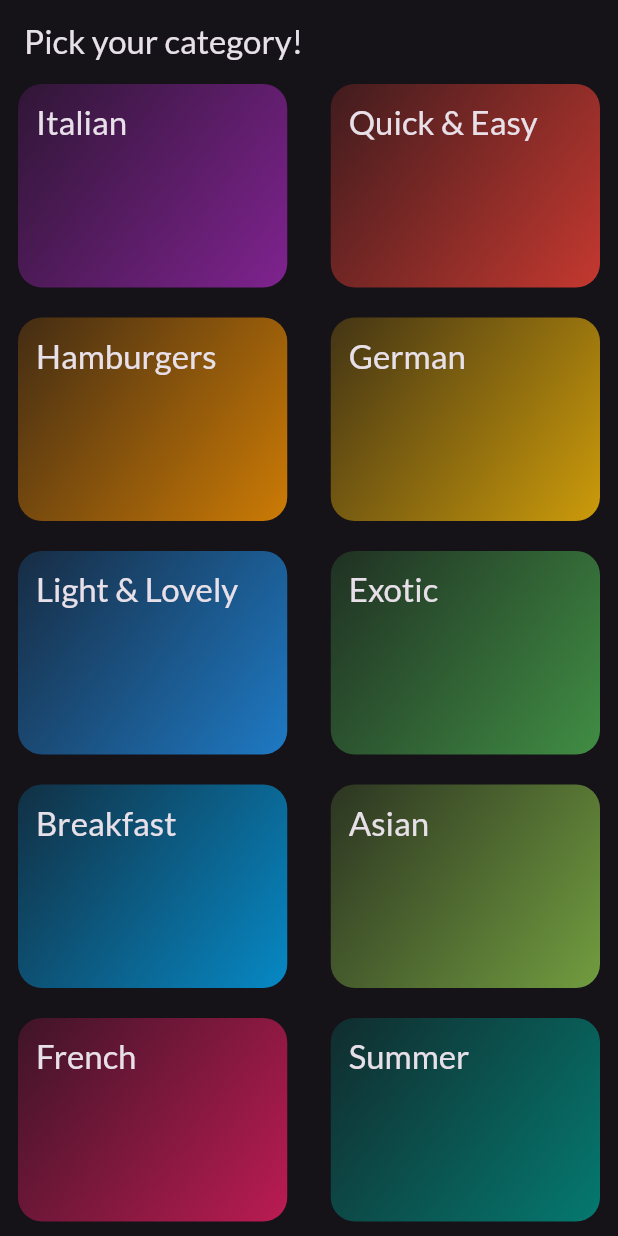
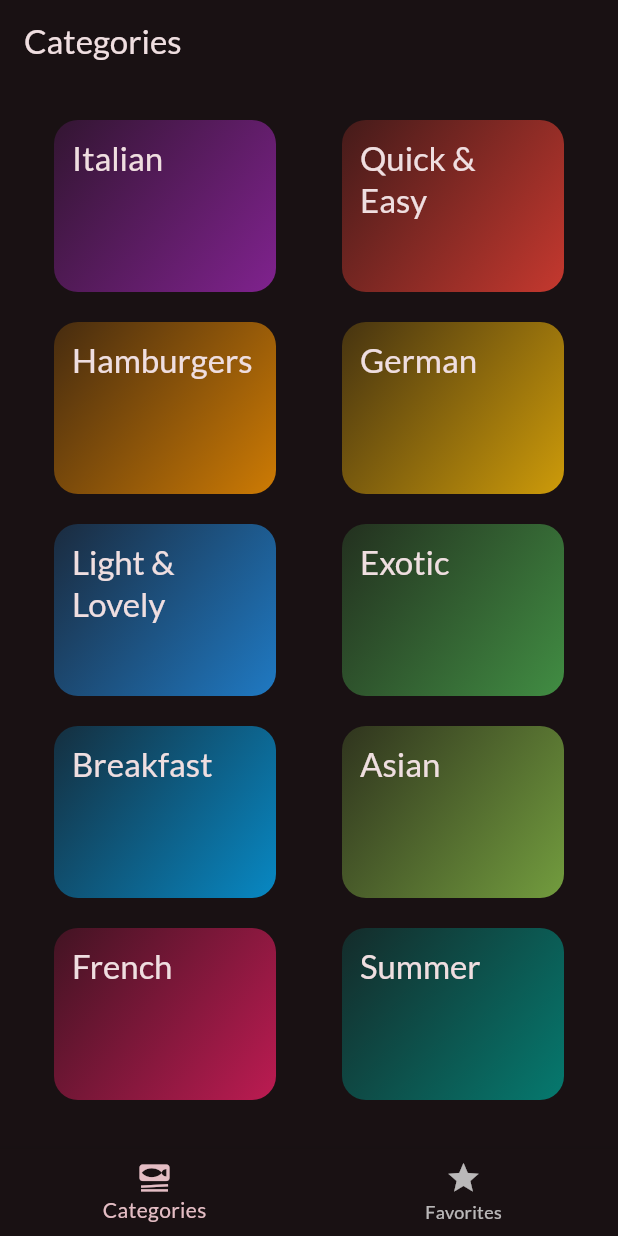
Before and after one commit to Animesh-86/Meal-App, a Flutter app: the screen it shows after launch, on a phone screen of 412 x 824 dp. Run offline on Flutter 3.47's test engine with Material 3 defaults, Android fonts, the phone set to English and light mode, and no system bars; our stand-ins replace google_fonts, transparent_image.

Commit message:
favorites

```diff
--- a/meal_app/lib/main.dart
+++ b/meal_app/lib/main.dart
@@ -1,11 +1,11 @@
 import 'package:flutter/material.dart';
 import 'package:google_fonts/google_fonts.dart';
-import 'package:meal_app/screen/categories.dart';
+import 'package:meal_app/screen/tabs.dart';
 
 final theme = ThemeData(
   colorScheme: ColorScheme.fromSeed(
     brightness: Brightness.dark,
-    seedColor: Color.fromARGB(255, 72, 6, 127),
+    seedColor: Color.fromARGB(255, 127, 6, 58),
   ),
   textTheme: GoogleFonts.latoTextTheme(),
 );
@@ -21,6 +21,6 @@ class App extends StatelessWidget {
   Widget build(BuildContext context) {
     return MaterialApp(
       theme: theme,
-      home: const CategoriesScreen());
+      home: const TabsScreen());
   }
 }
--- a/meal_app/lib/screen/categories.dart
+++ b/meal_app/lib/screen/categories.dart
@@ -1,49 +1,53 @@
 import 'package:flutter/material.dart';
+
 import 'package:meal_app/data/dummy_data.dart';
+import 'package:meal_app/models/meal.dart';
+import 'package:meal_app/widgets/category_grid_item.dart';
 import 'package:meal_app/screen/meals.dart';
-import 'package:meal_app/widgets/category_grid_item.dart';
 import 'package:meal_app/models/category.dart';
 
 class CategoriesScreen extends StatelessWidget {
-  const CategoriesScreen({super.key});
+  const CategoriesScreen({super.key, required this.onToggleFavorite});
 
-  void _selecCategory(BuildContext context, Category category) {
-    final filteredMeals =dummyMeals.where((meal) => meal.categories.contains(category.id)).toList();      // where is iterable
-    // context is not available in stateless so we have to do
-    Navigator.push(
-      context,
+  final void Function(Meal meal) onToggleFavorite;
+
+  void _selectCategory(BuildContext context, Category category) {
+    final filteredMeals = dummyMeals
+        .where((meal) => meal.categories.contains(category.id))
+        .toList();
+
+    Navigator.of(context).push(
       MaterialPageRoute(
-        builder:
-            (ctx) => MealsScreen(
-              meals: filteredMeals, // Pass the appropriate list of meals here
-              title: category.title, // Replace with the desired title
+        builder: (ctx) => MealsScreen(
+          category, // Add the required positional argument
+          title: category.title,
+          meals: filteredMeals,
+          onToggleFavorite: onToggleFavorite,
         ),
       ),
-    ); //it will push the screen on the top like on stack
+    ); // Navigator.push(context, route)
   }
 
   @override
   Widget build(BuildContext context) {
-    return Scaffold(
-      appBar: AppBar(title: const Text('Pick your category!')),
-      body: GridView(
-        gridDelegate: SliverGridDelegateWithFixedCrossAxisCount(
+    return GridView(
+      padding: const EdgeInsets.all(24),
+      gridDelegate: const SliverGridDelegateWithFixedCrossAxisCount(
         crossAxisCount: 2,
         childAspectRatio: 3 / 2,
-          crossAxisSpacing: 5,
+        crossAxisSpacing: 20,
         mainAxisSpacing: 20,
       ),
       children: [
-          //availableCategories.map((Category) =>  CategoryGridItem(category: category);
+        // availableCategories.map((category) => CategoryGridItem(category: category)).toList()
         for (final category in availableCategories)
           CategoryGridItem(
             category: category,
             onSelectCategory: () {
-                _selecCategory(context, category);
+              _selectCategory(context, category);
             },
-            ),
+          )
       ],
-      ),
     );
   }
 }
--- /dev/null
+++ b/meal_app/lib/screen/tabs.dart
@@ -0,0 +1,73 @@
+import 'package:flutter/material.dart';
+
+import 'package:meal_app/models/meal.dart';
+import 'package:meal_app/screen/categories.dart';
+import 'package:meal_app/screen/meals.dart';
+
+class TabsScreen extends StatefulWidget {
+  const TabsScreen({super.key});
+
+  @override
+  State<TabsScreen> createState() {
+    return _TabsScreenState();
+  }
+}
+
+class _TabsScreenState extends State<TabsScreen> {
+  int _selectedPageIndex = 0;
+  final List<Meal> _favoriteMeals = [];
+
+  void _toggleMealFavoriteStatus(Meal meal) {
+    final isExisting = _favoriteMeals.contains(meal);
+
+    if (isExisting) {
+      _favoriteMeals.remove(meal);
+    } else {
+      _favoriteMeals.add(meal);
+    }
+  }
+
+  void _selectPage(int index) {
+    setState(() {
+      _selectedPageIndex = index;
+    });
+  }
+
+  @override
+  Widget build(BuildContext context) {
+    Widget activePage = CategoriesScreen(
+      onToggleFavorite: _toggleMealFavoriteStatus,
+    );
+    var activePageTitle = 'Categories';
+
+    if (_selectedPageIndex == 1) {
+      activePage = MealsScreen(
+        meals: [],
+        onToggleFavorite: _toggleMealFavoriteStatus,
+      );
+      activePageTitle = 'Your Favorites';
+    }
+
+
+    return Scaffold(
+      appBar: AppBar(
+        title: Text(activePageTitle),
+      ),
+      body: activePage,
+      bottomNavigationBar: BottomNavigationBar(
+        onTap: _selectPage,
+        currentIndex: _selectedPageIndex,
+        items: const [
+          BottomNavigationBarItem(
+            icon: Icon(Icons.set_meal),
+            label: 'Categories',
+          ),
+          BottomNavigationBarItem(
+            icon: Icon(Icons.star),
+            label: 'Favorites',
+          ),
+        ],
+      ),
+    );
+  }
+}
--- a/meal_app/pubspec.yaml
+++ b/meal_app/pubspec.yaml
@@ -35,6 +35,7 @@ dependencies:
   # Use with the CupertinoIcons class for iOS style icons.
   cupertino_icons: ^1.0.8
   google_fonts: ^6.2.1
+  transparent_image: ^2.0.1
 
 dev_dependencies:
   flutter_test:
```
Also changed, not shown: meal_app/lib/screen/meal_details.dart (added, +115 -0 lines), meal_app/lib/screen/meals.dart (+33 -14 lines), meal_app/lib/widgets/meal_item.dart (added, +91 -0 lines), meal_app/lib/widgets/meal_item_trait.dart (added, +19 -0 lines), meal_app/pubspec.lock. Lines whose indentation alone changed are shown as unchanged.
